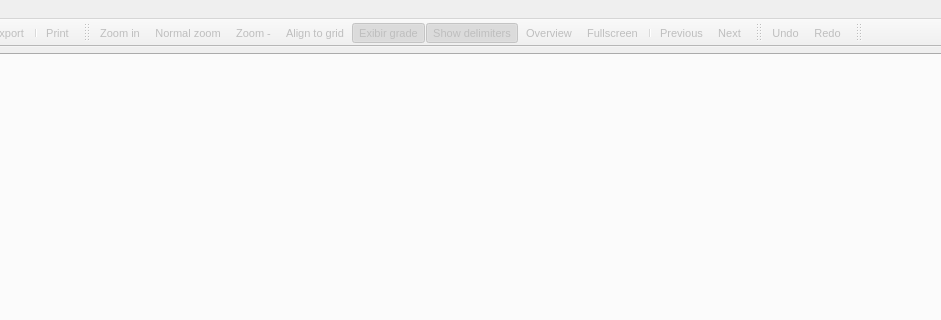
Old version of the form libpgmodeler_ui/ui/formprincipal.ui in the repository pgmodeler/pgmodeler; both pictures show x 230 to 1171 and y 0 to 320 of the 1323 by 600 pixel window.
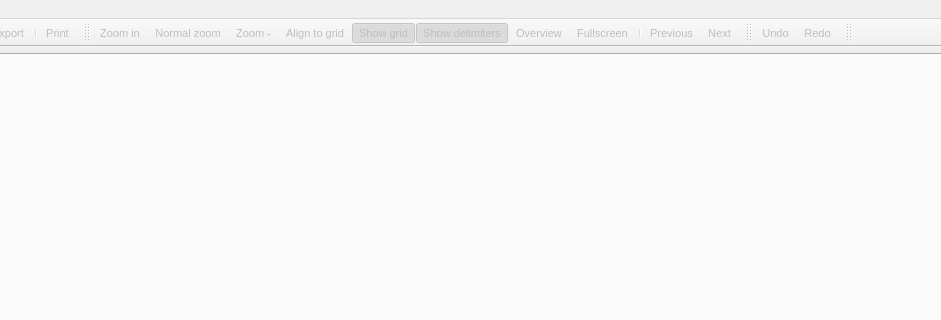
New version of the form. Icons and pictures are not drawn.

```diff
--- a/libpgmodeler_ui/ui/formprincipal.ui
+++ b/libpgmodeler_ui/ui/formprincipal.ui
@@ -559,7 +559,7 @@
     <string>Show grid</string>
    </property>
    <property name="iconText">
-    <string>Exibir grade</string>
+    <string>Show grid</string>
    </property>
    <property name="shortcut">
     <string>Ctrl+G</string>
```
Left out of the diff: 10 changed lines with no effect on the pictures.
